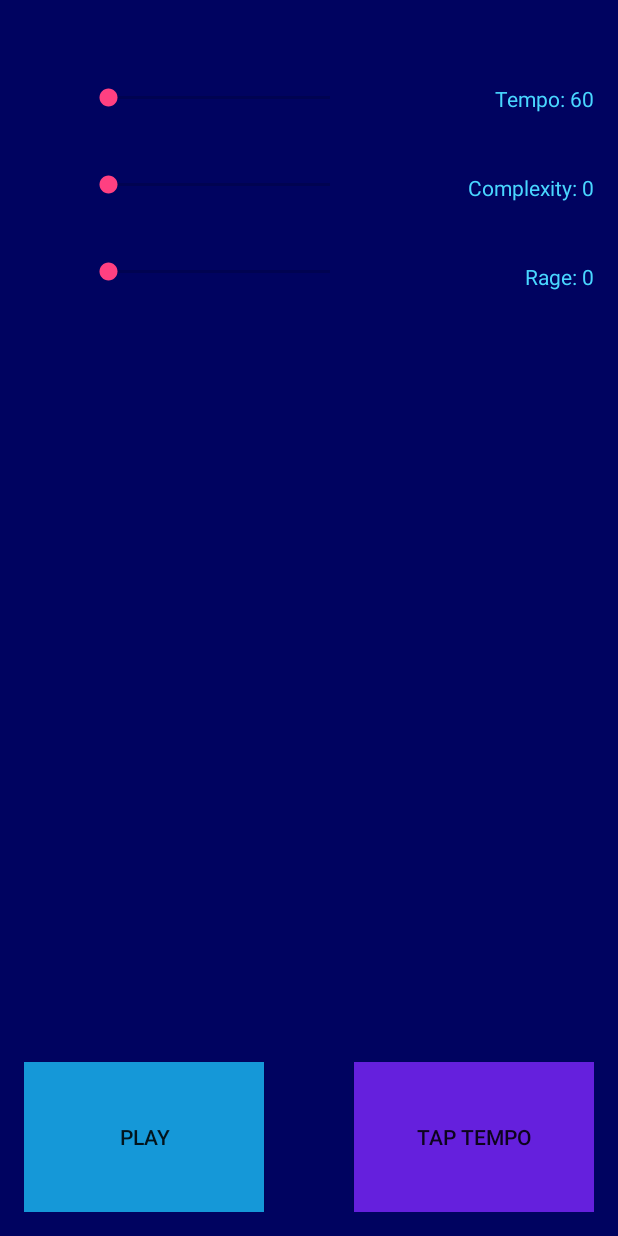
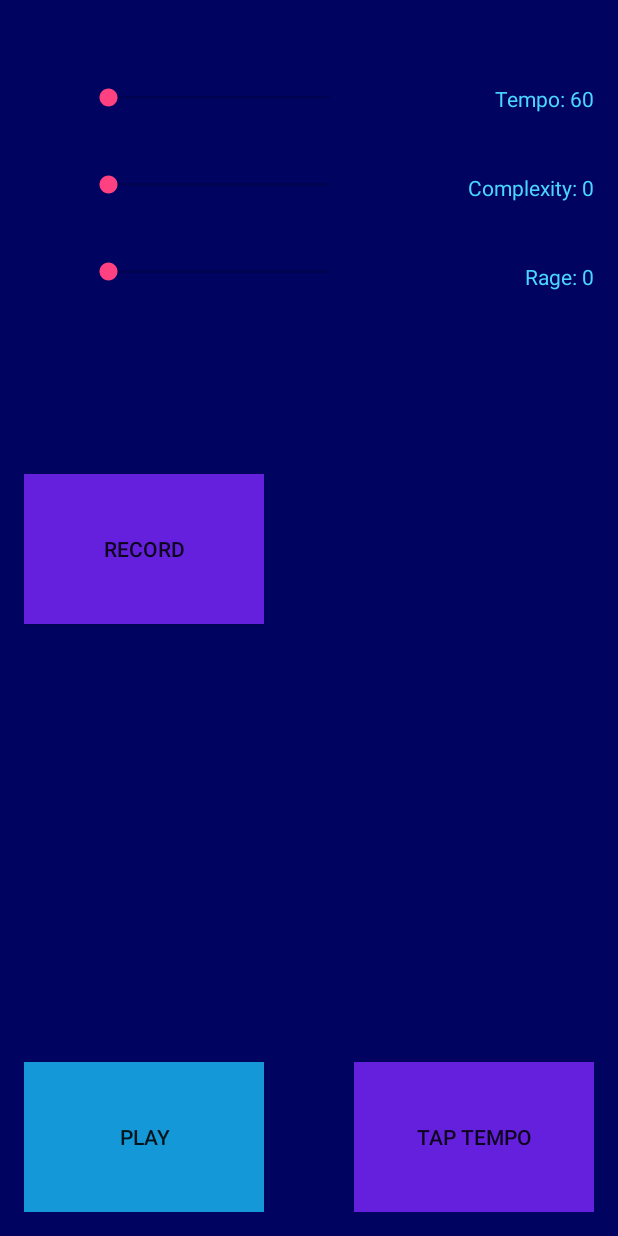
Before and after one commit to celowsky/autodj, an Android app: the screen it shows after launch (Composer), on a phone screen of 412 x 824 dp. Run offline under Robolectric (Android 15) with nearby library versions, the phone set to English and light mode, and no system bars; pictures from the network do not load.

Commit message:
Adds basic recording functionality - Look at emulated sdcard for recording - XML needs to be adjusted for record button

```diff
--- a/app/src/main/AndroidManifest.xml
+++ b/app/src/main/AndroidManifest.xml
@@ -3,6 +3,9 @@
     package="com.autodjteam.autodj.autodj" >
 
     <uses-permission android:name="android.permission.INTERNET" />
+    <uses-permission android:name="android.permission.WRITE_EXTERNAL_STORAGE" />
+    <uses-permission android:name="android.permission.RECORD_AUDIO" />
+
 
     <application
         android:allowBackup="true"
--- a/app/src/main/java/com/autodjteam/autodj/autodj/Composer.java
+++ b/app/src/main/java/com/autodjteam/autodj/autodj/Composer.java
@@ -7,20 +7,19 @@
 package com.autodjteam.autodj.autodj;
 
 import android.app.ProgressDialog;
-import android.content.Context;
 import android.media.AudioManager;
+import android.media.MediaRecorder;
 import android.media.SoundPool;
 import android.os.AsyncTask;
 import android.os.Bundle;
+import android.os.Environment;
 import android.support.v7.app.AppCompatActivity;
-import android.util.Pair;
 import android.view.View;
 import android.widget.Button;
-import android.widget.CompoundButton;
 import android.widget.SeekBar;
 import android.widget.TextView;
-import android.widget.ToggleButton;
 
+import java.io.IOException;
 import java.io.File;
 import java.io.BufferedWriter;
 import java.io.FileWriter;
@@ -61,6 +60,9 @@ public class Composer extends AppCompatActivity{
 	public SeekBar rageSeekBar;
 	public SoundPool soundPool;
     private ProgressDialog progressDialog;
+    public Button recordButton;
+    public MediaRecorder myAudioRecorder;
+    public String outputFile;
 
 
 	protected void onCreate(Bundle savedInstanceState) {
@@ -127,6 +129,13 @@ public class Composer extends AppCompatActivity{
 
 			}
 		});
+        outputFile = Environment.getExternalStorageDirectory().getAbsolutePath() + "/recording.3gp";
+
+        myAudioRecorder=new MediaRecorder();
+        myAudioRecorder.setAudioSource(MediaRecorder.AudioSource.MIC);
+        myAudioRecorder.setOutputFormat(MediaRecorder.OutputFormat.THREE_GPP);
+        myAudioRecorder.setAudioEncoder(MediaRecorder.OutputFormat.AMR_NB);
+        myAudioRecorder.setOutputFile(outputFile);
 
 		onStartup();
 	}
@@ -269,49 +278,6 @@ public class Composer extends AppCompatActivity{
         }
 	}
 
-
-//    public void soundLoad(){
-//        bassMaster[0] = soundPool.load(this, R.raw.cbass1e,1);
-//        bassMaster[1] = soundPool.load(this, R.raw.cbass1g,1);
-//        bassMaster[2] = soundPool.load(this, R.raw.cbass1a,1);
-//        bassMaster[3] = soundPool.load(this, R.raw.cbass1b,1);
-//        bassMaster[4] = soundPool.load(this, R.raw.cbass1c,1);
-//        bassMaster[5] = soundPool.load(this, R.raw.cbass1d,1);
-//        bassMaster[6] = soundPool.load(this, R.raw.cbass2e,1);
-//        bassMaster[7] = soundPool.load(this, R.raw.bass1e,1);
-//        bassMaster[8] = soundPool.load(this, R.raw.bass1g,1);
-//        bassMaster[9] = soundPool.load(this, R.raw.bass1a,1);
-//        bassMaster[10] = soundPool.load(this, R.raw.bass1b,1);
-//        bassMaster[11] = soundPool.load(this, R.raw.bass1c,1);
-//        bassMaster[12] = soundPool.load(this, R.raw.bass1d,1);
-//        bassMaster[13] = soundPool.load(this, R.raw.bass2e,1);
-//        bassMaster[14] = soundPool.load(this, R.raw.rbass1e,1);
-//        bassMaster[15] = soundPool.load(this, R.raw.rbass1g,1);
-//        bassMaster[16] = soundPool.load(this, R.raw.rbass1a,1);
-//        bassMaster[17] = soundPool.load(this, R.raw.rbass1b,1);
-//        bassMaster[18] = soundPool.load(this, R.raw.rbass1c,1);
-//        bassMaster[19] = soundPool.load(this, R.raw.rbass1d,1);
-//        bassMaster[20] = soundPool.load(this, R.raw.rbass2e,1);
-//
-//        drumsMaster[0] = soundPool.load(this, R.raw.bassdrum1, 1);//drum sounds
-//        drumsMaster[1] = soundPool.load(this, R.raw.snare1,1);
-//        drumsMaster[2] = soundPool.load(this, R.raw.hihat1,1);
-//        drumsMaster[3] = soundPool.load(this, R.raw.crash1,1);
-//        drumsMaster[4] = soundPool.load(this, R.raw.snare2,1);
-//        drumsMaster[5] = soundPool.load(this, R.raw.bassdrum2, 1);//drum sounds
-//        drumsMaster[6] = soundPool.load(this, R.raw.snare3,1);
-//        drumsMaster[7] = soundPool.load(this, R.raw.hihat2,1);
-//        drumsMaster[8] = soundPool.load(this, R.raw.crash2,1);
-//        drumsMaster[9] = soundPool.load(this, R.raw.snare4,1);
-//
-//        leadMaster[0] = soundPool.load(this, R.raw.lead1e,1);//lead sounds
-//        leadMaster[1] = soundPool.load(this, R.raw.lead1g,1);
-//        leadMaster[2] = soundPool.load(this, R.raw.lead1a,1);
-//        leadMaster[3] = soundPool.load(this, R.raw.lead1b,1);
-//        leadMaster[4] = soundPool.load(this, R.raw.lead1d,1);
-//        leadMaster[5] = soundPool.load(this, R.raw.lead2e,1);
-//        leadMaster[6] = soundPool.load(this, R.raw.lead2g,1);
-//    }
 
 	public void play(int sound) {
 		soundPool.play(sound, 1, 1, 1, 0, 1);
@@ -731,6 +697,39 @@ public class Composer extends AppCompatActivity{
         }
     }
 
+    public boolean isRecording = false;
+    public void record(View view) {
+        if(!isRecording) {
+            startRecording();
+            isRecording = true;
+        } else {
+            stopRecording();
+            isRecording = false;
+        }
+    }
+
+    public void startRecording() {
+        try {
+            myAudioRecorder.prepare();
+        } catch (IllegalStateException e) {
+            e.printStackTrace();
+        } catch (IOException e) {
+            e.printStackTrace();
+        }
+        myAudioRecorder.start();
+    }
+
+    public void stopRecording() {
+        myAudioRecorder.stop();
+        myAudioRecorder.reset();
+        myAudioRecorder.setAudioSource(MediaRecorder.AudioSource.MIC);
+        myAudioRecorder.setOutputFormat(MediaRecorder.OutputFormat.THREE_GPP);
+        myAudioRecorder.setAudioEncoder(MediaRecorder.OutputFormat.AMR_NB);
+        myAudioRecorder.setOutputFile(outputFile);
+        //myAudioRecorder.release();
+        //myAudioRecorder = null;
+    }
+
     private class LoadViewTask extends AsyncTask<Void, Integer, Void> {
         @Override
         protected void onPreExecute() {
--- a/app/src/main/res/layout/content_main.xml
+++ b/app/src/main/res/layout/content_main.xml
@@ -68,6 +68,15 @@
         android:layout_below="@id/complexityTextView"
         android:id="@+id/rageTextView" />
 
+    <Button
+        android:layout_width="160dp"
+        android:layout_height="100dp"
+        android:text="Record"
+        android:onClick="record"
+        android:background="@color/colorTrim1"
+        android:layout_marginTop="300dp"
+        android:id="@+id/recordButton" />
+
     <ToggleButton
         android:layout_width="160dp"
         android:layout_height="100dp"
```
Also changed, not shown: 16 other files.
